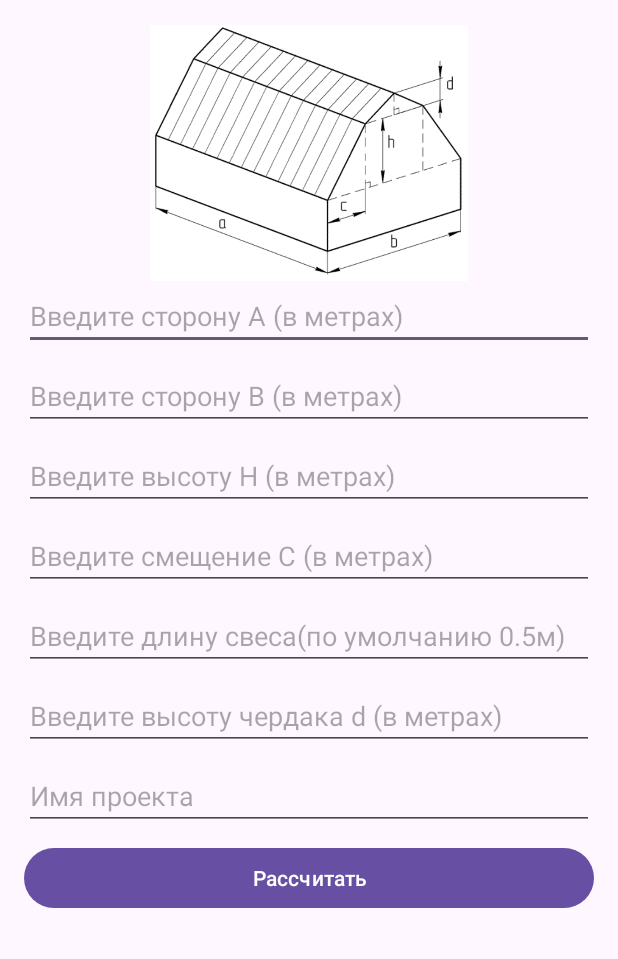
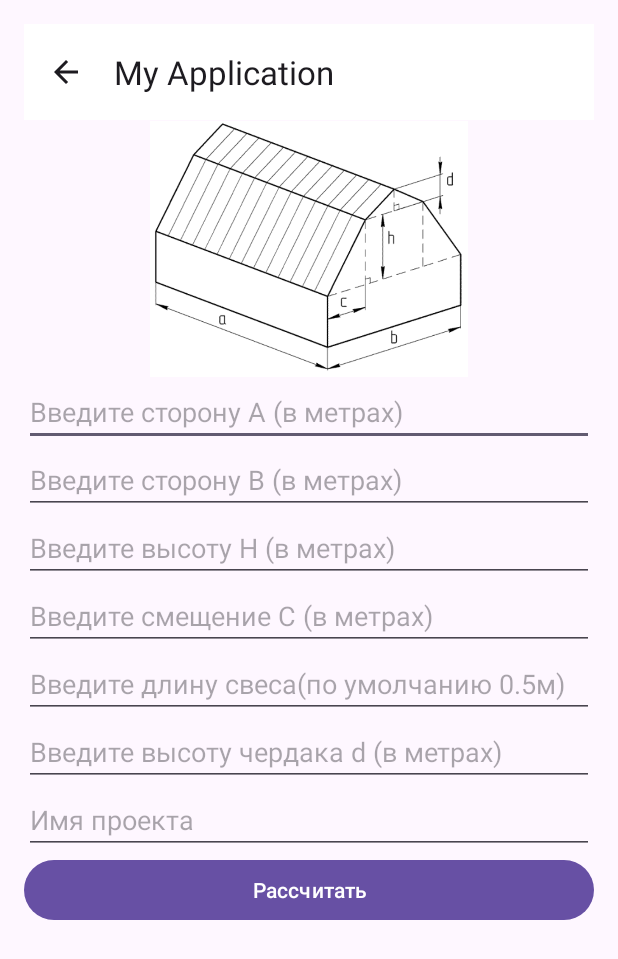
Before and after one commit to Nikitasolyny/BuilderApp2, an Android app: the RoofCalculator4 screen opened directly, with no data from a screen before it, on a phone screen of 412 x 824 dp. Shown: the top 959 px of the screen. Run offline under Robolectric (Android 15) with nearby library versions, the phone set to English and light mode, and no system bars.

Commit message:
финал

```diff
--- a/app/build.gradle.kts
+++ b/app/build.gradle.kts
@@ -40,7 +40,9 @@ dependencies {
     implementation("androidx.navigation:navigation-ui:2.7.5")
     implementation("androidx.lifecycle:lifecycle-livedata-ktx:2.6.2")
     implementation("androidx.lifecycle:lifecycle-viewmodel-ktx:2.6.2")
+    implementation ("androidx.cardview:cardview:1.0.0")
     testImplementation("junit:junit:4.13.2")
     androidTestImplementation("androidx.test.ext:junit:1.1.5")
     androidTestImplementation("androidx.test.espresso:espresso-core:3.5.1")
+
 }
--- a/app/src/main/java/com/example/myapplication/RoofCalculator4.java
+++ b/app/src/main/java/com/example/myapplication/RoofCalculator4.java
@@ -1,13 +1,17 @@
 package com.example.myapplication;
+
 import android.content.Intent;
 import android.os.Bundle;
 import android.os.Handler;
+import android.view.MenuItem;
 import android.view.View;
 import android.widget.Button;
 import android.widget.EditText;
+import android.widget.TextView;
 import android.widget.Toast;
-import android.widget.TextView;
 import androidx.appcompat.app.AppCompatActivity;
+import androidx.appcompat.widget.Toolbar;
+
 import java.lang.Math;
 
 public class RoofCalculator4 extends AppCompatActivity {
@@ -46,15 +50,21 @@ public class RoofCalculator4 extends AppCompatActivity {
                         public void run() {
                             Intent intent = new Intent(RoofCalculator4.this, MyProjects.class);
                             startActivity(intent);
+                            finish();
                         }
                     }, 3000);
                 }
             }
         });
+
+        Toolbar toolbar = findViewById(R.id.toolbar);
+        setSupportActionBar(toolbar);
+        getSupportActionBar().setDisplayHomeAsUpEnabled(true);
+        getSupportActionBar().setDisplayShowHomeEnabled(true);
     }
 
     private void showToast(String message) {
-        Toast.makeText(this, "Проект сохранен", Toast.LENGTH_SHORT).show();
+        Toast.makeText(this, message, Toast.LENGTH_SHORT).show();
     }
 
     private boolean calculateRoofArea() {
@@ -86,7 +96,7 @@ public class RoofCalculator4 extends AppCompatActivity {
                 return false;
             }
 
-            double area = 2 * ((a + 2 * s) * (Math.sqrt(Math.pow(h, 2) + Math.pow(c, 2)) + (a + 2 * s) * Math.sqrt(Math.pow((b + 2 * s) / 2 - c, 2) + Math.pow(d, 2))));
+            double area = Math.ceil((2 * ((a + 2 * s) * (Math.sqrt(Math.pow(h, 2) + Math.pow(c, 2)) + (a + 2 * s) * Math.sqrt(Math.pow((b + 2 * s) / 2 - c, 2) + Math.pow(d, 2)))))*100)/100;
 
             long newRowId = databaseHelper.insertData(nameStr, "Мансардная", a, b, h, area, s, c, d);
             if (newRowId != -1) {
@@ -103,4 +113,13 @@ public class RoofCalculator4 extends AppCompatActivity {
             return false;
         }
     }
+
+    @Override
+    public boolean onOptionsItemSelected(MenuItem item) {
+        if (item.getItemId() == android.R.id.home) {
+            onBackPressed();
+            return true;
+        }
+        return super.onOptionsItemSelected(item);
+    }
 }
--- a/app/src/main/res/layout/activity_main.xml
+++ b/app/src/main/res/layout/activity_main.xml
@@ -32,6 +32,7 @@
         android:layout_height="wrap_content"
         android:layout_below="@id/header"
         android:layout_marginTop="20sp"
+        android:gravity="center_horizontal|center_vertical"
         android:text="@string/decriptionText" />
     <TextView
         android:id="@+id/descriptiontext1"
@@ -39,12 +40,14 @@
         android:layout_height="wrap_content"
         android:layout_below="@id/descriptiontext"
         android:layout_marginTop="20sp"
+        android:gravity="center_horizontal|center_vertical"
         android:text="@string/decriptionText1" />
     <TextView
         android:id="@+id/descriptionRoof"
         android:layout_width="match_parent"
         android:layout_height="wrap_content"
         android:layout_below="@id/descriptiontext1"
+        android:gravity="center_horizontal|center_vertical"
         android:layout_marginTop="20sp"
         android:text="@string/decriptionRoof" />
 
@@ -54,6 +57,7 @@
         android:layout_height="wrap_content"
         android:layout_below="@id/descriptionRoof"
         android:layout_marginTop="20dp"
+        android:gravity="center_horizontal|center_vertical"
         android:text="@string/decriptionMaterial" />
 
     <LinearLayout
--- a/app/src/main/res/layout/activity_my_projects.xml
+++ b/app/src/main/res/layout/activity_my_projects.xml
@@ -1,6 +1,9 @@
 <RelativeLayout xmlns:android="http://schemas.android.com/apk/res/android"
     android:layout_width="match_parent"
-    android:layout_height="match_parent">
+    android:layout_height="match_parent"
+    android:background="@color/back">
+
+    <include layout="@layout/toolbar" />
 
     <androidx.recyclerview.widget.RecyclerView
         android:id="@+id/recyclerView"
--- a/app/src/main/res/layout/activity_roof_calculator.xml
+++ b/app/src/main/res/layout/activity_roof_calculator.xml
@@ -9,10 +9,13 @@
     android:paddingBottom="16dp"
     tools:context=".RoofCalculator">
 
+    <include layout="@layout/toolbar" />
+
     <ImageView
         android:id="@+id/examplescat1"
         android:layout_width="212dp"
         android:layout_height="172dp"
+        android:layout_below="@id/toolbar"
         android:layout_centerHorizontal="true"
         android:src="@drawable/forscat1" />
 
--- a/app/src/main/res/layout/activity_roof_calculator3.xml
+++ b/app/src/main/res/layout/activity_roof_calculator3.xml
@@ -9,10 +9,13 @@
     android:paddingBottom="16dp"
     tools:context=".RoofCalculator">
 
+    <include layout="@layout/toolbar" />
+
     <ImageView
         android:id="@+id/examplescat2"
         android:layout_width="212dp"
         android:layout_height="172dp"
+        android:layout_below="@id/toolbar"
         android:layout_centerHorizontal="true"
         android:src="@drawable/forscat2" />
 
--- a/app/src/main/res/layout/activity_roof_calculator4.xml
+++ b/app/src/main/res/layout/activity_roof_calculator4.xml
@@ -9,10 +9,13 @@
     android:paddingBottom="16dp"
     tools:context=".RoofCalculator">
 
+    <include layout="@layout/toolbar" />
+
     <ImageView
         android:id="@+id/examplemansard"
         android:layout_width="212dp"
         android:layout_height="172dp"
+        android:layout_below="@id/toolbar"
         android:layout_centerHorizontal="true"
         android:src="@drawable/formansard" />
 
@@ -21,7 +24,6 @@
         android:layout_width="match_parent"
         android:layout_height="wrap_content"
         android:layout_below="@+id/examplemansard"
-        android:layout_marginBottom="4dp"
         android:hint="Введите сторону А (в метрах)"
         android:inputType="numberDecimal" />
 
@@ -31,9 +33,7 @@
         android:layout_height="wrap_content"
         android:hint="Введите сторону B (в метрах)"
         android:inputType="numberDecimal"
-        android:layout_below="@id/editTextLength4"
-        android:layout_marginTop="4dp"
-        android:layout_marginBottom="4dp"/>
+        android:layout_below="@id/editTextLength4" />
 
     <EditText
         android:id="@+id/editTextHeight4"
@@ -41,9 +41,7 @@
         android:layout_height="wrap_content"
         android:hint="Введите высоту H (в метрах)"
         android:inputType="numberDecimal"
-        android:layout_below="@id/editTextWidth4"
-        android:layout_marginTop="4dp"
-        android:layout_marginBottom="4dp"/>
+        android:layout_below="@id/editTextWidth4" />
 
     <EditText
         android:id="@+id/editTextC2"
@@ -51,9 +49,7 @@
         android:layout_height="wrap_content"
         android:hint="Введите смещение С (в метрах)"
         android:inputType="numberDecimal"
-        android:layout_below="@id/editTextHeight4"
-        android:layout_marginTop="4dp"
-        android:layout_marginBottom="4dp"/>
+        android:layout_below="@id/editTextHeight4" />
 
 
     <EditText
@@ -62,9 +58,7 @@
         android:layout_height="wrap_content"
         android:hint="Введите длину свеса(по умолчанию 0.5м)"
         android:inputType="textLongMessage"
-        android:layout_below="@id/editTextC2"
-        android:layout_marginTop="4dp"
-        android:layout_marginBottom="4dp"/>
+        android:layout_below="@id/editTextC2" />
 
     <EditText
         android:id="@+id/editTextD"
@@ -72,9 +66,7 @@
         android:layout_height="wrap_content"
         android:hint="Введите высоту чердака d (в метрах)"
         android:inputType="textLongMessage"
-        android:layout_below="@id/sves4"
-        android:layout_marginTop="4dp"
-        android:layout_marginBottom="4dp"/>
+        android:layout_below="@id/sves4" />
 
 
     <EditText
@@ -83,24 +75,20 @@
         android:layout_height="wrap_content"
         android:hint="Имя проекта"
         android:inputType="textLongMessage"
-        android:layout_below="@id/editTextD"
-        android:layout_marginTop="4dp"
-        android:layout_marginBottom="4dp"/>
+        android:layout_below="@id/editTextD" />
 
     <Button
         android:id="@+id/buttonCalculate4"
         android:layout_width="match_parent"
         android:layout_height="wrap_content"
         android:text="Рассчитать"
-        android:layout_below="@id/editTextName4"
-        android:layout_marginTop="4dp"/>
+        android:layout_below="@id/editTextName4" />
 
     <TextView
         android:id="@+id/textViewResult4"
         android:layout_width="match_parent"
         android:layout_height="wrap_content"
         android:layout_below="@id/buttonCalculate4"
-        android:layout_marginTop="4dp"
         android:text=""
         android:textSize="18sp"/>
 
--- /dev/null
+++ b/app/src/main/res/layout/toolbar.xml
@@ -0,0 +1,9 @@
+<?xml version="1.0" encoding="utf-8"?>
+<androidx.appcompat.widget.Toolbar
+    android:id="@+id/toolbar"
+    android:layout_width="match_parent"
+    android:layout_height="?attr/actionBarSize"
+    android:background="@color/white"
+    android:elevation="4dp"
+    android:theme="@style/ThemeOverlay.AppCompat.ActionBar"
+    xmlns:android="http://schemas.android.com/apk/res/android" />
--- a/app/src/main/res/values/colors.xml
+++ b/app/src/main/res/values/colors.xml
@@ -2,4 +2,8 @@
 <resources>
     <color name="black">#FF000000</color>
     <color name="white">#FFFFFFFF</color>
+    <color name="crem">#ffebc9</color>
+    <color name="cyan">#19f2cd</color>
+    <color name="buttonback">#575c96</color>
+    <color name="back">#fcf3e2</color>
 </resources>
```
Also changed, not shown: app/src/main/java/com/example/myapplication/ChooseFunction.java (+15 -0 lines), app/src/main/java/com/example/myapplication/MyProjects.java (+17 -0 lines), app/src/main/java/com/example/myapplication/RoofCalculator.java (+20 -2 lines), app/src/main/java/com/example/myapplication/RoofCalculator2.java (+22 -3 lines), app/src/main/java/com/example/myapplication/RoofCalculator3.java (+22 -3 lines), app/src/main/java/com/example/myapplication/RoofGuide.java (+17 -0 lines), app/src/main/res/layout/activity_choose_function.xml (+9 -1 lines), app/src/main/res/layout/activity_roof_calculator2.xml (+10 -18 lines), app/src/main/res/layout/activity_roof_guide.xml (+6 -3 lines), app/src/main/res/layout/project_item.xml (+10 -1 lines), app/src/main/res/values/strings.xml (+33 -36 lines).
